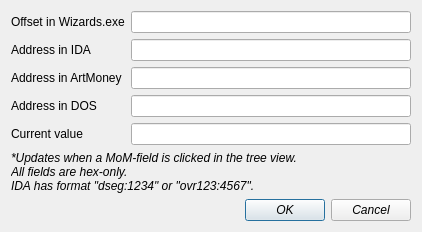
Before: the Qt Designer form MoMTweaker/dialogcalculatoraddress.ui in jbalcomb/MoM-RTGT, drawn with Qt 5.
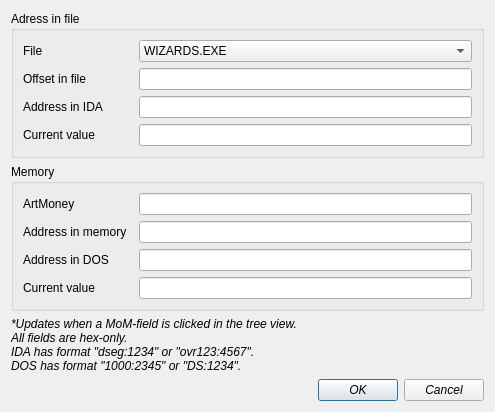
After: the same form once the commit is applied.

Commit message: Address calculator + Battlefield map

What changed in the file:
```diff
--- a/MoMTweaker/dialogcalculatoraddress.ui
+++ b/MoMTweaker/dialogcalculatoraddress.ui
@@ -6,65 +6,114 @@
    <rect>
     <x>0</x>
     <y>0</y>
-    <width>422</width>
-    <height>221</height>
+    <width>495</width>
+    <height>377</height>
    </rect>
   </property>
   <property name="windowTitle">
    <string>Address Calculator</string>
   </property>
-  <layout class="QFormLayout" name="formLayout">
+  <layout class="QGridLayout" name="gridLayout">
    <item row="0" column="0">
-    <widget class="QLabel" name="label">
-     <property name="text">
-      <string>Offset in Wizards.exe</string>
+    <widget class="QGroupBox" name="groupBox">
+     <property name="title">
+      <string>Adress in file</string>
      </property>
+     <layout class="QFormLayout" name="formLayout">
+      <item row="0" column="0">
+       <widget class="QLabel" name="label_8">
+        <property name="text">
+         <string>File</string>
+        </property>
+       </widget>
+      </item>
+      <item row="0" column="1">
+       <widget class="QComboBox" name="comboBox_File">
+        <property name="currentIndex">
+         <number>2</number>
+        </property>
+        <item>
+         <property name="text">
+          <string>(None)</string>
+         </property>
+        </item>
+        <item>
+         <property name="text">
+          <string>MAGIC.EXE</string>
+         </property>
+        </item>
+        <item>
+         <property name="text">
+          <string>WIZARDS.EXE</string>
+         </property>
+        </item>
+       </widget>
+      </item>
+      <item row="1" column="0">
+       <widget class="QLabel" name="label">
+        <property name="minimumSize">
+         <size>
+          <width>110</width>
+          <height>0</height>
+         </size>
+        </property>
+        <property name="text">
+         <string>Offset in file</string>
+        </property>
+       </widget>
+      </item>
+      <item row="1" column="1">
+       <widget class="QLineEdit" name="lineEdit_OffsetExe"/>
+      </item>
+      <item row="2" column="0">
+       <widget class="QLabel" name="label_2">
+        <property name="minimumSize">
+         <size>
+          <width>0</width>
+          <height>0</height>
+         </size>
+        </property>
+        <property name="text">
+         <string>Address in IDA</string>
+        </property>
+       </widget>
+      </item>
+      <item row="2" column="1">
+       <widget class="QLineEdit" name="lineEdit_OffsetIDA"/>
+      </item>
+      <item row="3" column="0">
+       <widget class="QLabel" name="label_6">
+        <property name="text">
+         <string>Current value</string>
+        </property>
+       </widget>
+      </item>
+      <item row="3" column="1">
+       <widget class="QLineEdit" name="lineEdit_CurrentFileValue">
+        <property name="readOnly">
+         <bool>true</bool>
+        </property>
+       </widget>
+      </item>
+     </layout>
     </widget>
    </item>
-   <item row="0" column="1">
-    <widget class="QLineEdit" name="lineEdit_OffsetExe"/>
-   </item>
-   <item row="1" column="0">
-    <widget class="QLabel" name="label_2">
-     <property name="text">
-      <string>Address in IDA</string>
-     </property>
-    </widget>
-   </item>
-   <item row="1" column="1">
-    <widget class="QLineEdit" name="lineEdit_OffsetIDA"/>
-   </item>
-   <item row="2" column="0">
-    <widget class="QLabel" name="label_3">
-     <property name="text">
-      <string>Address in ArtMoney</string>
-     </property>
-    </widget>
-   </item>
-   <item row="2" column="1">
-    <widget class="QLineEdit" name="lineEdit_OffsetMem"/>
-   </item>
-   <item row="3" column="0">
-    <widget class="QLabel" name="label_4">
-     <property name="text">
-      <string>Address in DOS</string>
-     </property>
-    </widget>
-   </item>
-   <item row="3" column="1">
-    <widget class="QLineEdit" name="lineEdit_OffsetDOS"/>
-   </item>
    <item row="4" column="0">
-    <widget class="QLabel" name="label_5">
-     <property name="text">
-      <string>Current value</string>
+    <widget class="QDialogButtonBox" name="buttonBox">
+     <property name="font">
+      <font>
+       <italic>true</italic>
+      </font>
+     </property>
+     <property name="orientation">
+      <enum>Qt::Horizontal</enum>
+     </property>
+     <property name="standardButtons">
+      <set>QDialogButtonBox::Cancel|QDialogButtonBox::Ok</set>
      </property>
     </widget>
    </item>
-   <item row="4" column="1">
-    <widget class="QLineEdit" name="lineEdit_CurrentValue"/>
-   </item>
-   <item row="5" column="0" colspan="2">
+   <item row="3" column="0">
     <widget class="QLabel" name="label_7">
      <property name="font">
       <font>
@@ -75,26 +124,81 @@
      <property name="text">
       <string>*Updates when a MoM-field is clicked in the tree view.
 All fields are hex-only.
-IDA has format &quot;dseg:1234&quot; or &quot;ovr123:4567&quot;.</string>
+IDA has format &quot;dseg:1234&quot; or &quot;ovr123:4567&quot;.
+DOS has format &quot;1000:2345&quot; or &quot;DS:1234&quot;.</string>
      </property>
      <property name="textFormat">
       <enum>Qt::PlainText</enum>
      </property>
     </widget>
    </item>
-   <item row="6" column="0" colspan="2">
-    <widget class="QDialogButtonBox" name="buttonBox">
-     <property name="font">
-      <font>
-       <italic>true</italic>
-      </font>
+   <item row="2" column="0">
+    <widget class="QGroupBox" name="groupBox_2">
+     <property name="title">
+      <string>Memory</string>
      </property>
-     <property name="orientation">
-      <enum>Qt::Horizontal</enum>
-     </property>
-     <property name="standardButtons">
-      <set>QDialogButtonBox::Cancel|QDialogButtonBox::Ok</set>
-     </property>
+     <layout class="QGridLayout" name="gridLayout_2">
+      <item row="0" column="0">
+       <widget class="QLabel" name="label_9">
+        <property name="minimumSize">
+         <size>
+          <width>110</width>
+          <height>0</height>
+         </size>
+        </property>
+        <property name="text">
+         <string>ArtMoney</string>
+        </property>
+       </widget>
+      </item>
+      <item row="0" column="1">
+       <widget class="QLineEdit" name="lineEdit_ArtmoneyData">
+        <property name="readOnly">
+         <bool>true</bool>
+        </property>
+       </widget>
+      </item>
+      <item row="1" column="0">
+       <widget class="QLabel" name="label_3">
+        <property name="minimumSize">
+         <size>
+          <width>110</width>
+          <height>0</height>
+         </size>
+        </property>
+        <property name="text">
+         <string>Address in memory</string>
+        </property>
+       </widget>
+      </item>
+      <item row="1" column="1">
+       <widget class="QLineEdit" name="lineEdit_OffsetMem"/>
+      </item>
+      <item row="2" column="0">
+       <widget class="QLabel" name="label_4">
+        <property name="text">
+         <string>Address in DOS</string>
+        </property>
+       </widget>
+      </item>
+      <item row="2" column="1">
+       <widget class="QLineEdit" name="lineEdit_OffsetDOS"/>
+      </item>
+      <item row="3" column="0">
+       <widget class="QLabel" name="label_5">
+        <property name="text">
+         <string>Current value</string>
+        </property>
+       </widget>
+      </item>
+      <item row="3" column="1">
+       <widget class="QLineEdit" name="lineEdit_CurrentMemValue">
+        <property name="readOnly">
+         <bool>true</bool>
+        </property>
+       </widget>
+      </item>
+     </layout>
     </widget>
    </item>
   </layout>
```
The commit also changes 22 other files.
